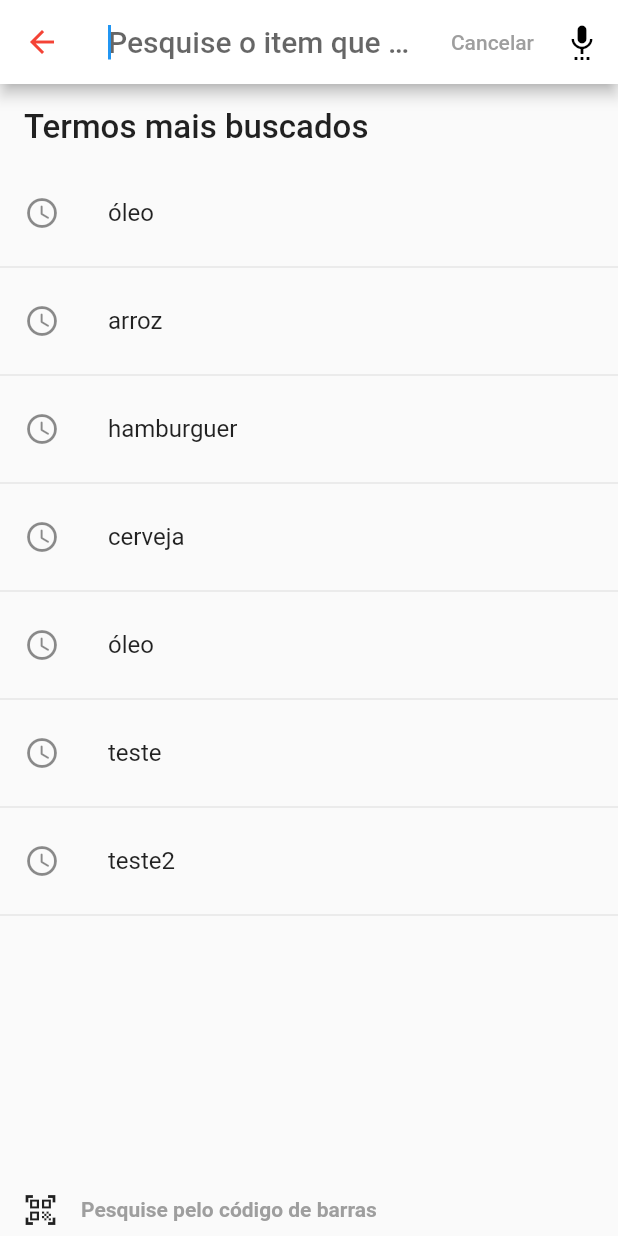
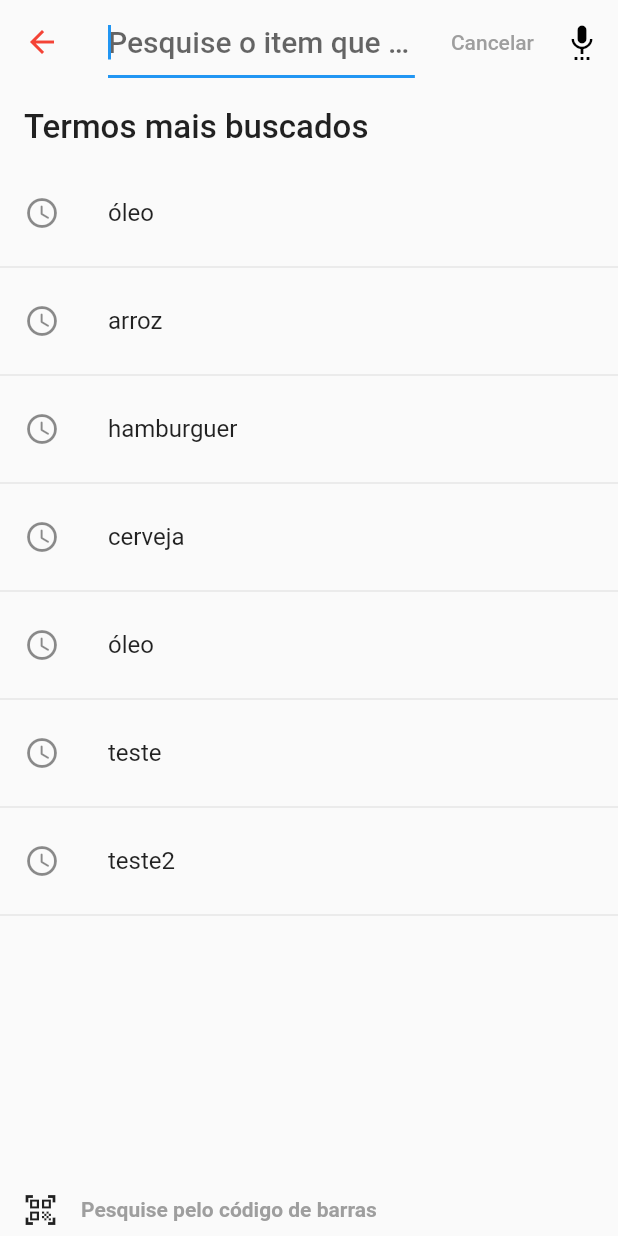
Before and after one commit to HerrisonF/searchBarFlutter, a Flutter app: the screen it shows after launch, after a tap on "Pesquise o item que deseja", on a phone screen of 412 x 824 dp. Run offline on Flutter 3.47's test engine with Material 2 defaults, Android fonts, the phone set to English and light mode, and no system bars.

Commit message:
retirando a elevação da barra de pesquisa

```diff
--- a/lib/component/search.dart
+++ b/lib/component/search.dart
@@ -14,6 +14,16 @@ class Search extends SearchDelegate<String> {
   ];
 
   Search(this.listExample);
+
+  @override
+  ThemeData appBarTheme(BuildContext context){
+    assert(context != null);
+    final ThemeData theme = Theme.of(context);
+    assert(theme != null);
+    return theme.copyWith(
+      primaryColor: Colors.grey[50],
+    );
+  }
 
   @override
   String get searchFieldLabel => 'Pesquise o item que deseja';
--- a/lib/main.dart
+++ b/lib/main.dart
@@ -14,6 +14,10 @@ class _MyAppState extends State<MyApp> {
   @override
   Widget build(BuildContext context) {
     return MaterialApp(
+      theme: ThemeData(
+        backgroundColor: Colors.white,
+        appBarTheme: AppBarTheme(elevation: 0.0)
+      ),
       home: MyHomePage(),
     );
   }
```
Also changed, not shown: pubspec.lock.
